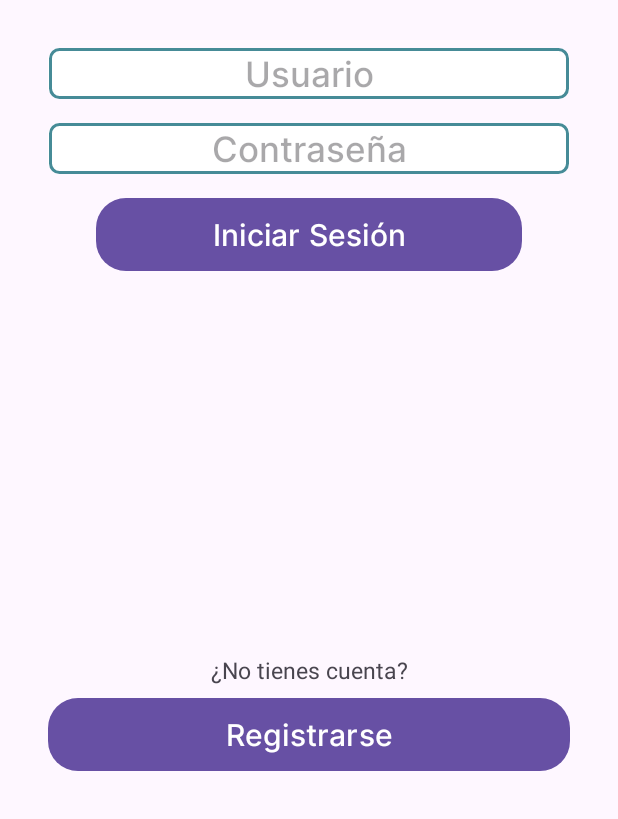
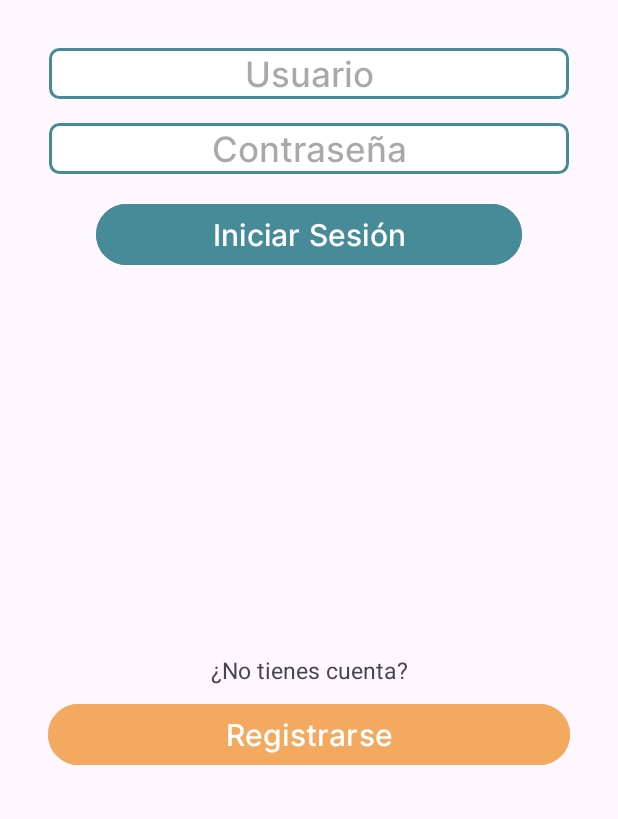
Before and after one commit to ICM2330/PontiLive, an Android app: the screen it shows after launch (MainActivity), on a phone screen of 412 x 824 dp, the part 417-1236 px from its top. Run offline under Robolectric (Android 15) with nearby library versions, the phone set to English and light mode, and no system bars; libraries missing offline, so code that uses them is left out: com.parse; 2 statements that could not run were skipped.

Commit message:
Changed color

```diff
--- a/PontiLiveApp/app/src/main/res/layout/activity_main.xml
+++ b/PontiLiveApp/app/src/main/res/layout/activity_main.xml
@@ -60,9 +60,9 @@
         android:layout_marginStart="64dp"
         android:layout_marginTop="16dp"
         android:layout_marginEnd="64dp"
-        android:background="@drawable/logo_redondeado"
         android:fontFamily="@font/inter_medium"
         android:text="Iniciar Sesión"
+        android:backgroundTint="@color/azulApp"
         android:textColor="@color/white"
         android:textSize="20sp"
         app:layout_constraintEnd_toEndOf="parent"
@@ -91,7 +91,7 @@
         android:layout_marginStart="32dp"
         android:layout_marginEnd="32dp"
         android:layout_marginBottom="32dp"
-        android:background="@drawable/logo_redondeado2"
+        android:backgroundTint="@color/naranjaApp"
         android:fontFamily="@font/inter_medium"
         android:text="Registrarse"
         android:textColor="@color/white"
--- a/PontiLiveApp/app/src/main/res/layout/activity_registro.xml
+++ b/PontiLiveApp/app/src/main/res/layout/activity_registro.xml
@@ -111,7 +111,7 @@
         android:layout_marginStart="32dp"
         android:layout_marginEnd="32dp"
         android:layout_marginBottom="32dp"
-        android:background="@drawable/logo_redondeado2"
+        android:backgroundTint="@color/naranjaApp"
         android:fontFamily="@font/inter_medium"
         android:text="Registrarse"
         android:textColor="@color/white"
```
